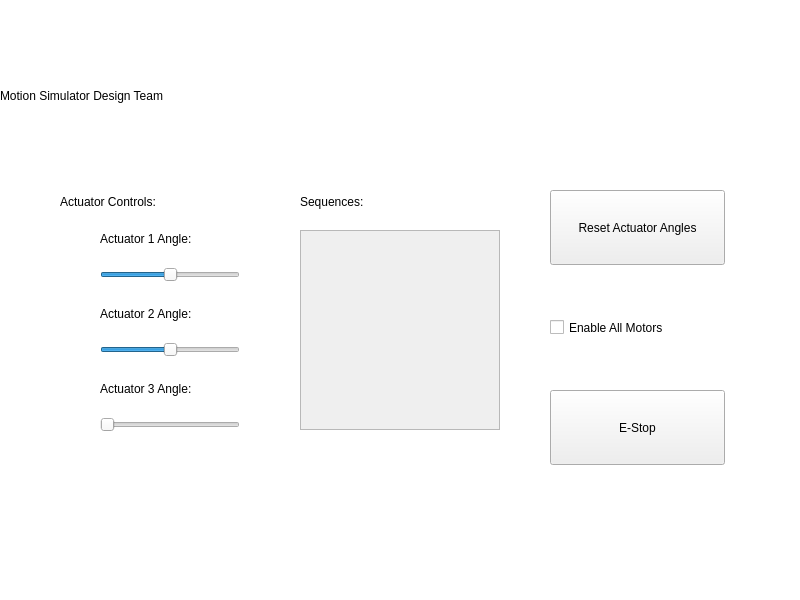
Old version of the form src/form.ui in the repository EAOZONE/MotionSimRepo.
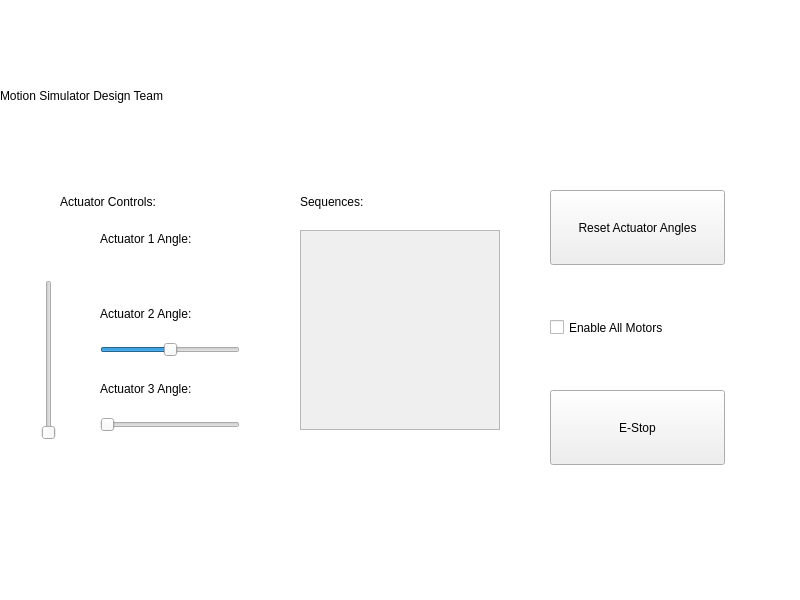
New version of the form.

Commit message: implements simple vertical slider instead of horizontal

Patch:
```diff
--- a/src/form.ui
+++ b/src/form.ui
@@ -71,25 +71,6 @@
     <string>Actuator 1 Angle:</string>
    </property>
   </widget>
-  <widget class="QSlider" name="angle1">
-   <property name="geometry">
-    <rect>
-     <x>100</x>
-     <y>250</y>
-     <width>140</width>
-     <height>50</height>
-    </rect>
-   </property>
-   <property name="minimum">
-    <number>-45</number>
-   </property>
-   <property name="maximum">
-    <number>45</number>
-   </property>
-   <property name="orientation">
-    <enum>Qt::Orientation::Horizontal</enum>
-   </property>
-  </widget>
   <widget class="QLabel" name="labelAct2">
    <property name="geometry">
     <rect>
@@ -243,6 +224,19 @@
     <string/>
    </property>
   </widget>
+  <widget class="QSlider" name="angle1">
+   <property name="geometry">
+    <rect>
+     <x>40</x>
+     <y>280</y>
+     <width>18</width>
+     <height>160</height>
+    </rect>
+   </property>
+   <property name="orientation">
+    <enum>Qt::Orientation::Vertical</enum>
+   </property>
+  </widget>
  </widget>
  <resources/>
  <connections/>
```
The commit also changes 3 other files.
